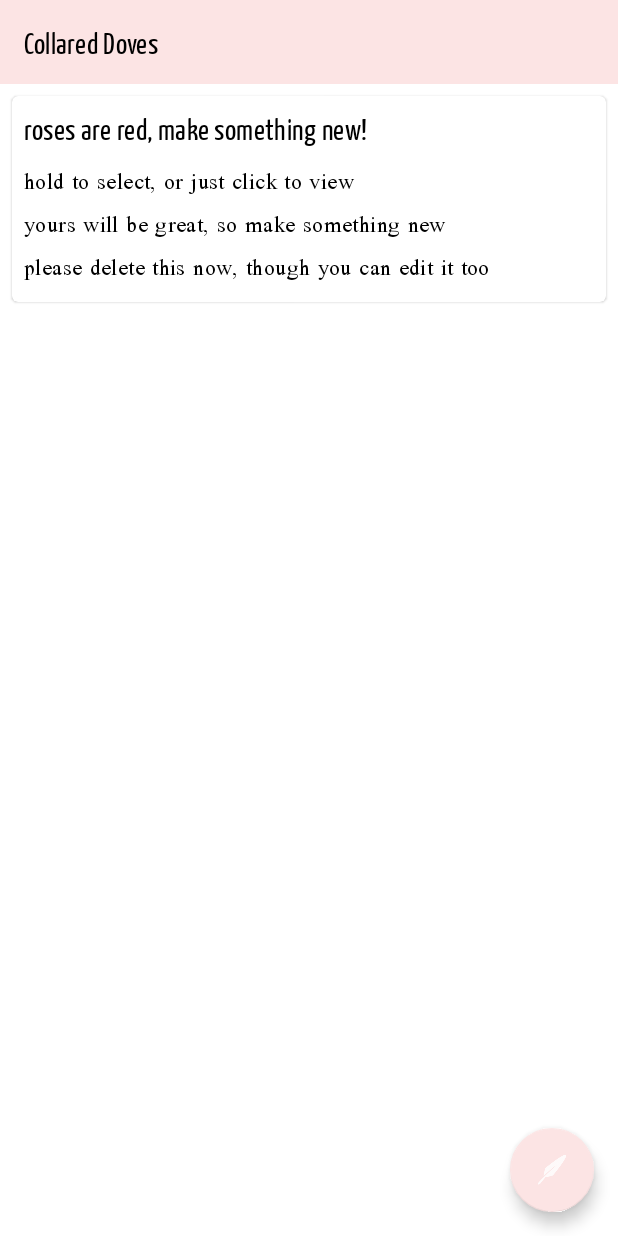
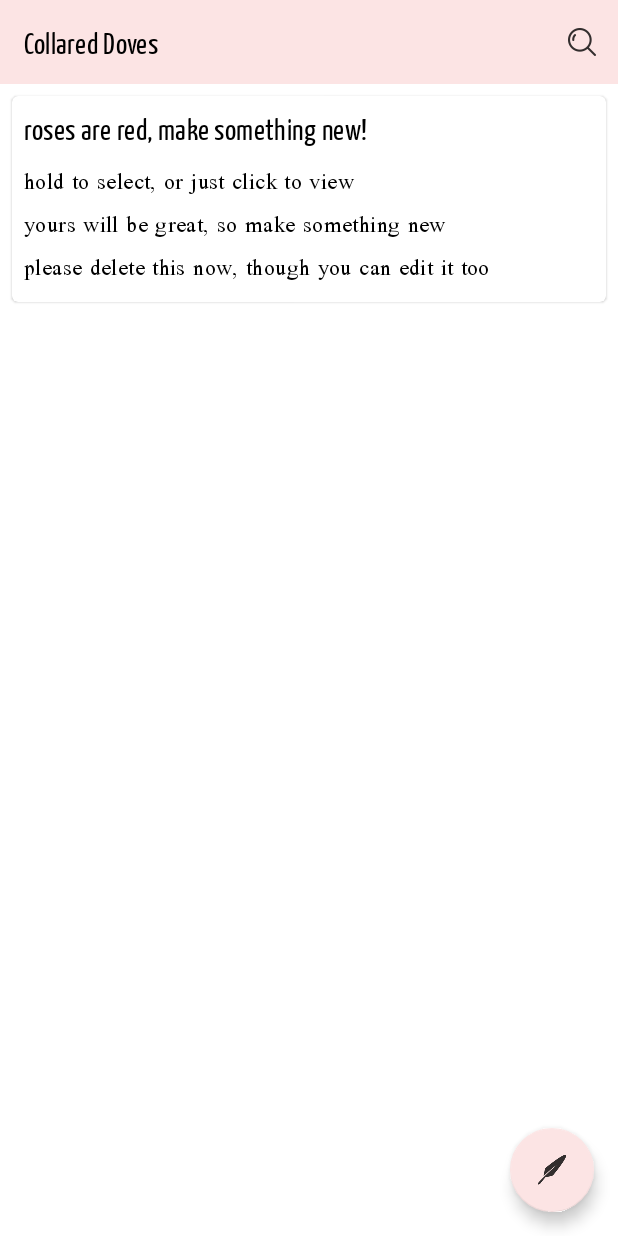
Before and after one commit to vlad-ed-git/collared_dove, an Android app: the screen it shows after launch (MainActivity), on a phone screen of 412 x 824 dp. Run offline under Robolectric (Android 15) with nearby library versions, the phone set to English and light mode, and no system bars; our stand-ins replace Dagger/Hilt's generated code, Room's generated code, data binding, navigation-ui.

Commit message:
implemented search

```diff
--- a/src/app/build.gradle
+++ b/src/app/build.gradle
@@ -32,6 +32,9 @@ android {
     }
     kotlinOptions {
         jvmTarget = '1.8'
+        freeCompilerArgs += [
+                '-Xopt-in=kotlin.RequiresOptIn'
+                ]
     }
 
 
--- a/src/app/src/main/java/com/dev_vlad/collared_doves/models/dao/PoemsDao.kt
+++ b/src/app/src/main/java/com/dev_vlad/collared_doves/models/dao/PoemsDao.kt
@@ -8,8 +8,11 @@ import kotlinx.coroutines.flow.Flow
 interface PoemsDao {
 
 
-    @Query("SELECT * FROM poems ORDER BY updated DESC")
-    fun getAllPoems() : Flow<List<Poems>>
+    @Query("SELECT * FROM poems ORDER BY updated DESC LIMIT :limit")
+    fun getAllPoems(limit: Int): Flow<List<Poems>>
+
+    @Query("SELECT * FROM poems WHERE title LIKE '%' || :searchQuery || '%' OR body LIKE '%' || :searchQuery || '%'  ORDER BY updated DESC LIMIT :limit")
+    fun searchAllPoems(searchQuery: String, limit: Int): Flow<List<Poems>>
 
     @Insert(onConflict = OnConflictStrategy.REPLACE)
     suspend fun insert(poem: Poems)
--- a/src/app/src/main/java/com/dev_vlad/collared_doves/models/repo/poems/PoemsRepo.kt
+++ b/src/app/src/main/java/com/dev_vlad/collared_doves/models/repo/poems/PoemsRepo.kt
@@ -1,9 +1,23 @@
 package com.dev_vlad.collared_doves.models.repo.poems
 
 import com.dev_vlad.collared_doves.models.dao.PoemsDao
+import com.dev_vlad.collared_doves.models.entities.Poems
+import kotlinx.coroutines.flow.Flow
+
 
 class PoemsRepo(private val poemsDao: PoemsDao) {
 
+    private val MAX_POEMS_PER_PAGE = 30
 
-    fun getAllPoems() = poemsDao.getAllPoems()
+    fun getAllPoems(searchQuery: String, page : Int): Flow<List<Poems>> {
+
+        val pageNo = if (page < 1) 1 else page
+        val limit = pageNo * MAX_POEMS_PER_PAGE
+        return if (searchQuery.isNotBlank())
+            poemsDao.searchAllPoems(searchQuery, page)
+        else
+            poemsDao.getAllPoems(limit)
+
+    }
+
 }
--- a/src/app/src/main/java/com/dev_vlad/collared_doves/view_models/PoemsViewModel.kt
+++ b/src/app/src/main/java/com/dev_vlad/collared_doves/view_models/PoemsViewModel.kt
@@ -4,13 +4,37 @@ import androidx.lifecycle.ViewModel
 import androidx.lifecycle.asLiveData
 import com.dev_vlad.collared_doves.models.repo.poems.PoemsRepo
 import dagger.hilt.android.lifecycle.HiltViewModel
+import kotlinx.coroutines.ExperimentalCoroutinesApi
+import kotlinx.coroutines.flow.MutableStateFlow
+import kotlinx.coroutines.flow.flatMapLatest
 import javax.inject.Inject
 
 @HiltViewModel
 class PoemsViewModel
     @Inject constructor(private val poemsRepo: PoemsRepo) : ViewModel() {
 
-        val poems = poemsRepo.getAllPoems().asLiveData()
 
+    private val currentPoemsState = MutableStateFlow(PoemsStateModifiers())
+
+    @OptIn(ExperimentalCoroutinesApi::class)
+    private val poemsFlow = currentPoemsState.flatMapLatest {
+        poemsRepo.getAllPoems(searchQuery = it.query, page = it.page)
+    }
+
+    val poems = poemsFlow.asLiveData()
+
+    fun searchPoems(queryString: String) {
+       val currentState = currentPoemsState.value
+        val newState = PoemsStateModifiers(
+            page = currentState.page,
+            query = queryString
+        )
+       currentPoemsState.value = newState
+    }
 
 }
+
+data class PoemsStateModifiers(
+    var page : Int = 1,
+    var query: String = ""
+)
--- a/src/app/src/main/res/layout/fragment_poems.xml
+++ b/src/app/src/main/res/layout/fragment_poems.xml
@@ -21,7 +21,8 @@
         android:layout_margin="@dimen/md_space"
         android:src="@drawable/ic_feather"
         app:backgroundTint="?attr/colorPrimary"
-        android:tint="?attr/colorOnPrimary"
+        android:tint="?colorOnPrimary"
+        android:tintMode="multiply"
         app:rippleColor="@color/accent"
         android:contentDescription="@string/click_to_write_new_poem"/>
 
--- a/src/app/src/main/res/menu/poems_menu.xml
+++ b/src/app/src/main/res/menu/poems_menu.xml
@@ -1,4 +1,10 @@
 <?xml version="1.0" encoding="utf-8"?>
-<menu xmlns:android="http://schemas.android.com/apk/res/android">
+<menu xmlns:android="http://schemas.android.com/apk/res/android"
+    xmlns:app="http://schemas.android.com/apk/res-auto">
+    <item android:id="@+id/action_search"
+        android:icon="@drawable/ic_search"
+        android:title="@string/search_txt"
+        app:actionViewClass="androidx.appcompat.widget.SearchView"
+        app:showAsAction="always|collapseActionView"/>
 
 </menu>
--- a/src/app/src/main/res/values/strings.xml
+++ b/src/app/src/main/res/values/strings.xml
@@ -6,4 +6,5 @@
     <string name="poem_title_lbl">Title</string>
     <string name="poem_subject_hint">some roses are red</string>
     <string name="poems_fragment_lbl">Collared Doves</string>
+    <string name="search_txt">Search</string>
 </resources>
```
Also changed, not shown: src/app/src/main/java/com/dev_vlad/collared_doves/views/poems/PoemsFragment.kt (+37 -3 lines), src/app/src/main/res/drawable-hdpi/ic_search.png (added), src/app/src/main/res/drawable-mdpi/ic_search.png (added), src/app/src/main/res/drawable-xhdpi/ic_search.png (added), src/app/src/main/res/drawable-xxhdpi/ic_search.png (added), src/app/src/main/res/drawable-xxxhdpi/ic_search.png (added).
